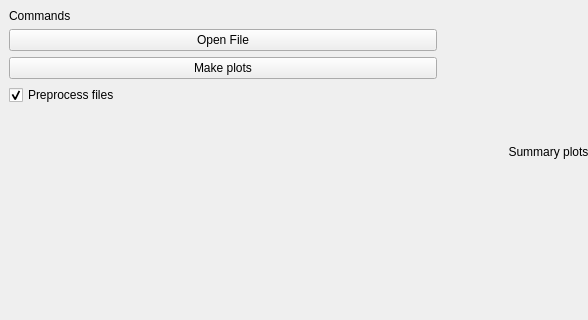
Before: the Qt Designer form qt_poc/main_window.ui in sw580844/ngif_romar, drawn with Qt 5; both pictures show x 0 to 588 and y 0 to 320 of the 880 by 617 pixel window.
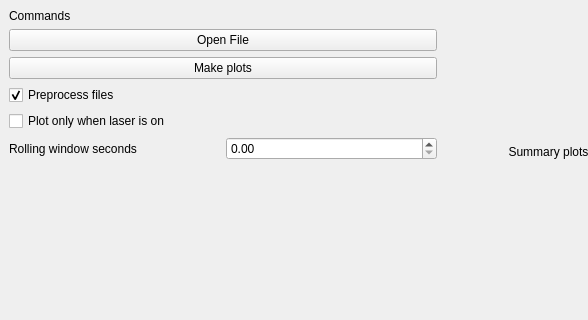
After: the same form once the commit is applied.

Commit message: Added laser on checkbox, added rolling mean selector

```diff
--- a/qt_poc/main_window.ui
+++ b/qt_poc/main_window.ui
@@ -50,6 +50,27 @@
           </property>
          </widget>
         </item>
+        <item>
+         <widget class="QCheckBox" name="plot_laser_on">
+          <property name="text">
+           <string>Plot only when laser is on</string>
+          </property>
+         </widget>
+        </item>
+        <item>
+         <layout class="QHBoxLayout" name="horizontalLayout_6">
+          <item>
+           <widget class="QLabel" name="label_2">
+            <property name="text">
+             <string>Rolling window seconds</string>
+            </property>
+           </widget>
+          </item>
+          <item>
+           <widget class="QDoubleSpinBox" name="rolling_window_seconds"/>
+          </item>
+         </layout>
+        </item>
         <item>
          <spacer name="verticalSpacer">
           <property name="orientation">
```
Left out of the diff: 2 changed lines with no effect on the pictures. The commit also changes 1 other file.
